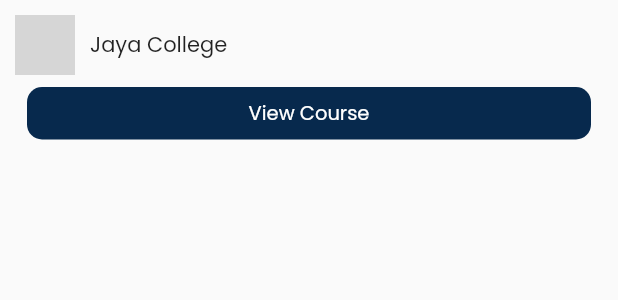
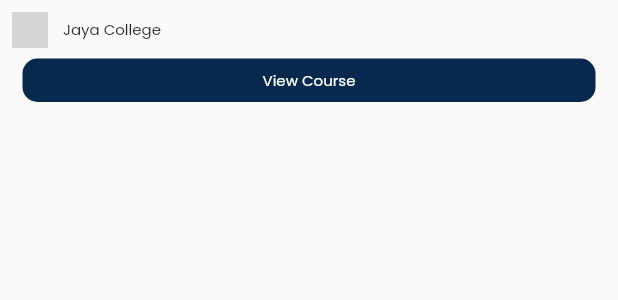
Before and after one commit to surajadkhari/eparikshya, a Flutter app: what instructor() shows on an empty page, opened directly with empty values, on a phone screen of 412 x 824 dp. Shown: the top 300 px of the screen. Run offline on Flutter 3.47's test engine with Material 2 defaults, Android fonts, the phone set to English and light mode, and no system bars; our stand-ins replace carousel_slider, flutter_rating_bar, google_fonts; network calls fail; grey boxes are pictures that could not be loaded.

Commit message:
size changes for Course card

```diff
--- a/lib/screen/home.dart
+++ b/lib/screen/home.dart
@@ -29,7 +29,8 @@ class _homeState extends State<home> {
         children: [
           Carousel(),
           SizedBox(
-            height: 345,
+            height: 265,
+            //345
             child: ListView.builder(
                 shrinkWrap: true,
                 scrollDirection: Axis.horizontal,
@@ -43,7 +44,6 @@ class _homeState extends State<home> {
                   );
                 }),
           ),
-
         ],
       ),
     );
--- a/lib/screen/selectpgae.dart
+++ b/lib/screen/selectpgae.dart
@@ -34,7 +34,7 @@ class _HomepageState extends State<Homepage> {
   @override
   Widget build(BuildContext context) {
     return Scaffold(
-        backgroundColor: Colors.grey,
+        backgroundColor: Colors.white,
         appBar: AppBar(
           title: Text(
             "Eparikshya",
--- a/lib/sections/course_card_section/course_card_instruction_section.dart
+++ b/lib/sections/course_card_section/course_card_instruction_section.dart
@@ -10,23 +10,24 @@ class instructor extends StatelessWidget {
   @override
   Widget build(BuildContext context) {
     return Container(
-      margin: EdgeInsets.all(10),
+      margin: EdgeInsets.all(8),
       child: Wrap(
         crossAxisAlignment: WrapCrossAlignment.center,
         spacing: 10,
         children: [
           CircleAvatar(
-            maxRadius: 20,
+            // maxRadius: 20,
+            maxRadius: 12,
             backgroundImage: NetworkImage(Courses.course[index].inst_img),
           ),
-          Text(
-            Courses.course[index].inst_name,
-            style: GoogleFonts.poppins(),
-          ),
+          Text(Courses.course[index].inst_name,
+              style: GoogleFonts.poppins(
+                textStyle: TextStyle(fontSize: 10),
+              )),
           Container(
             alignment: Alignment.center,
-            margin: EdgeInsets.all(8),
-            padding: EdgeInsets.all(8),
+            margin: EdgeInsets.all(7),
+            padding: EdgeInsets.all(7),
             decoration: BoxDecoration(
               color: Color(0xFF07294D),
               borderRadius: BorderRadius.circular(10),
@@ -34,7 +35,9 @@ class instructor extends StatelessWidget {
             child: Text(
               "View Course",
               style: GoogleFonts.poppins(
-                  textStyle: TextStyle(fontSize: 13, color: Colors.white)),
+                // textStyle: TextStyle(fontSize: 13, color: Colors.white),
+                textStyle: TextStyle(fontSize: 10, color: Colors.white),
+              ),
             ),
           )
         ],
```
Also changed, not shown: lib/sections/course_card_section/course_card_section.dart (+11 -6 lines).
